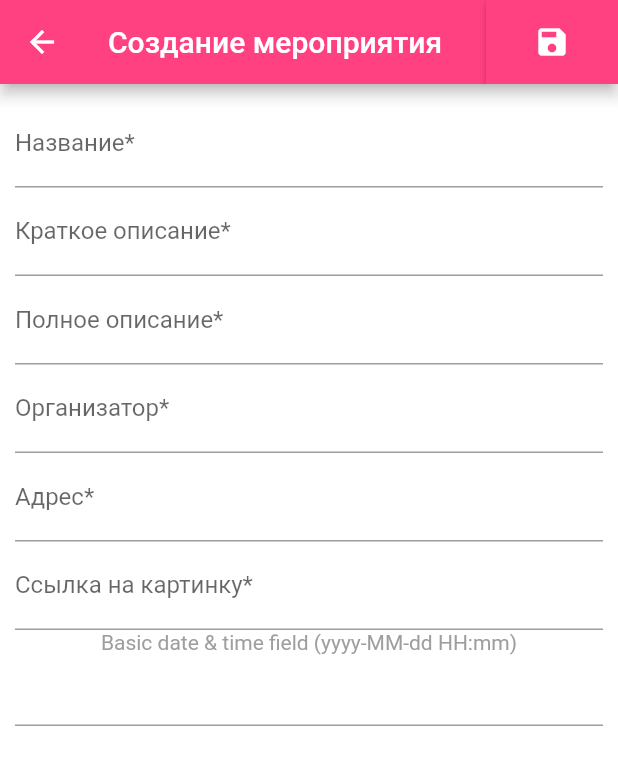
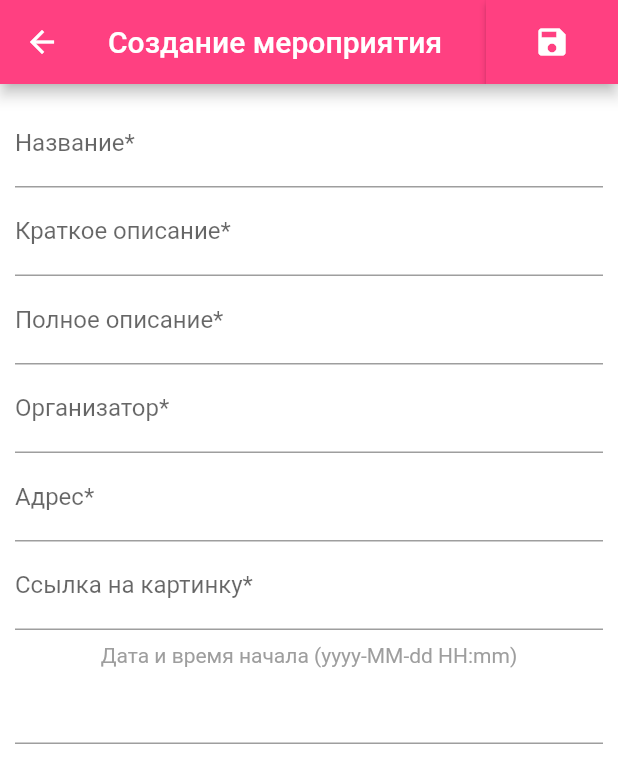
Before and after one commit to UEvents/app, a Flutter app: the AddEvent screen opened directly, on a phone screen of 412 x 824 dp. Shown: the top 783 px of the screen. Run offline on Flutter 3.47's test engine with Material 2 defaults, Android fonts, the light colour scheme and no system bars; drawn by our look-alikes of datetime_picker_formfield, flutter_form_builder; our stand-ins replace cloud_firestore, firebase_auth, fluttertoast; accounts and stored records are empty; network calls fail.

Commit message:
+ время ивента

```diff
--- a/lib/screens/landing.dart
+++ b/lib/screens/landing.dart
@@ -25,7 +25,6 @@ class Landing extends State<LandingPage>
               onPressed: () {
                 DatabaseService db = DatabaseService();
                   var stream = db.getEvents();
-
                   stream.listen((List<Data> data) {
                     setState(() {
                       EventList.eventsToShow = data;
--- a/lib/services/addEvent.dart
+++ b/lib/services/addEvent.dart
@@ -170,8 +170,8 @@ class _AddEventState extends State<AddEvent> {
                           FormBuilderValidators.maxLength(120),
                         ],
                       ),
-                      Text('Basic date & time field (${format.pattern})',
-                          style: TextStyle(color: Colors.grey)),
+                      Text('Дата и время начала (${format.pattern})',
+                          style: TextStyle(color: Colors.grey, height: 2)),
                       DateTimeField(
                         format: format,
                         onShowPicker: (context, currentValue) async {
--- a/lib/widgets/eventCard.dart
+++ b/lib/widgets/eventCard.dart
@@ -105,7 +105,7 @@ class EventCard {
                           ),
                           Padding(
                             padding: const EdgeInsets.only(left: 14),
-                            child: Text('14:00 - 16:00'),
+                            child: Text(eventData.date.split(" ")[1].split(":")[0] + ':' + eventData.date.split(" ")[1].split(":")[1]),
                           )
                         ],),
                         Container(
```
